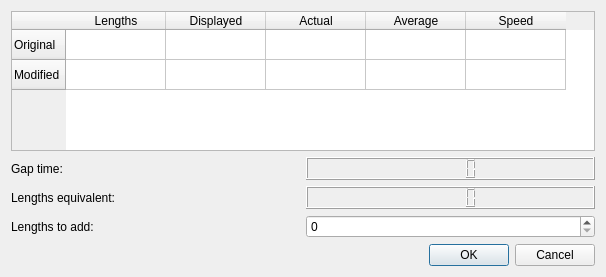
The window that ui/editgap.ui (ihewitt/poolviewer) describes before a commit, drawn with Qt 5.
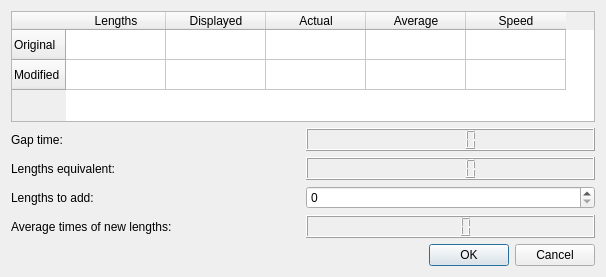
The same window after the commit.

Commit message:
Further improvements to the gap time editor. Keep the set synchronised when new lanes are added. Extra lane time is now rounded to 8th of a sec like all other watch times.
Andrea

The edit to the form file:
```diff
--- a/ui/editgap.ui
+++ b/ui/editgap.ui
@@ -85,6 +85,20 @@
      <item row="1" column="1">
       <widget class="QLCDNumber" name="equivalentLCD"/>
      </item>
+     <item row="3" column="0">
+      <widget class="QLabel" name="label_4">
+       <property name="text">
+        <string>Average times of new lengths:</string>
+       </property>
+      </widget>
+     </item>
+     <item row="3" column="1">
+      <widget class="QLCDNumber" name="averageLCD">
+       <property name="digitCount">
+        <number>4</number>
+       </property>
+      </widget>
+     </item>
     </layout>
    </item>
    <item row="4" column="0">
```
The commit also changes 5 other files.
